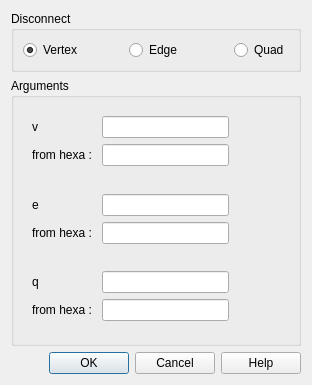
First picture: the form in src/HEXABLOCKGUI/Disconnect_QTD.ui, repository SalomePlatform/hexablock, before the edit.
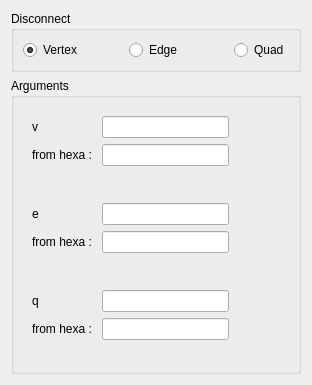
Second picture: the form after the edit.

Commit message: fixed : selection model added : highlight on propagation's edges 	apply button on dialog panel updated : association menu, object brower's name, menu always showing, ...

Patch:
```diff
--- a/src/HEXABLOCKGUI/Disconnect_QTD.ui
+++ b/src/HEXABLOCKGUI/Disconnect_QTD.ui
@@ -206,16 +206,6 @@
      </layout>
     </widget>
    </item>
-   <item>
-    <widget class="QDialogButtonBox" name="buttonBox">
-     <property name="orientation">
-      <enum>Qt::Horizontal</enum>
-     </property>
-     <property name="standardButtons">
-      <set>QDialogButtonBox::Cancel|QDialogButtonBox::Ok|QDialogButtonBox::Help</set>
-     </property>
-    </widget>
-   </item>
   </layout>
  </widget>
  <resources/>
```
Left out of the diff: 32 changed lines with no effect on the pictures. The commit also changes 37 other files.
